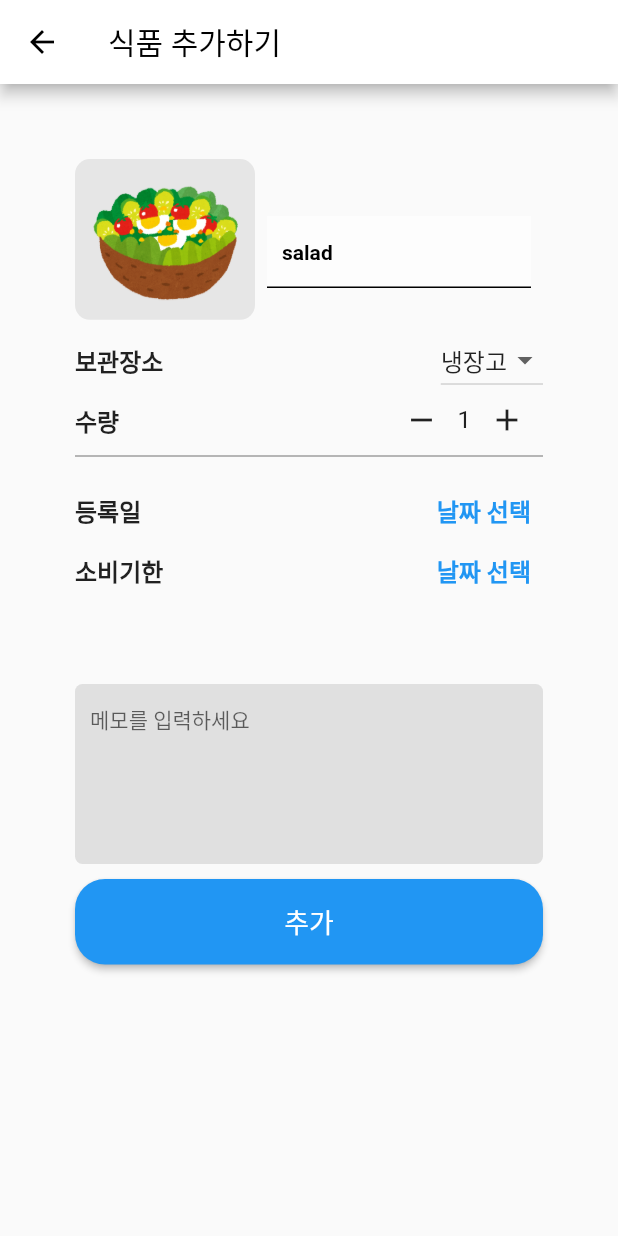
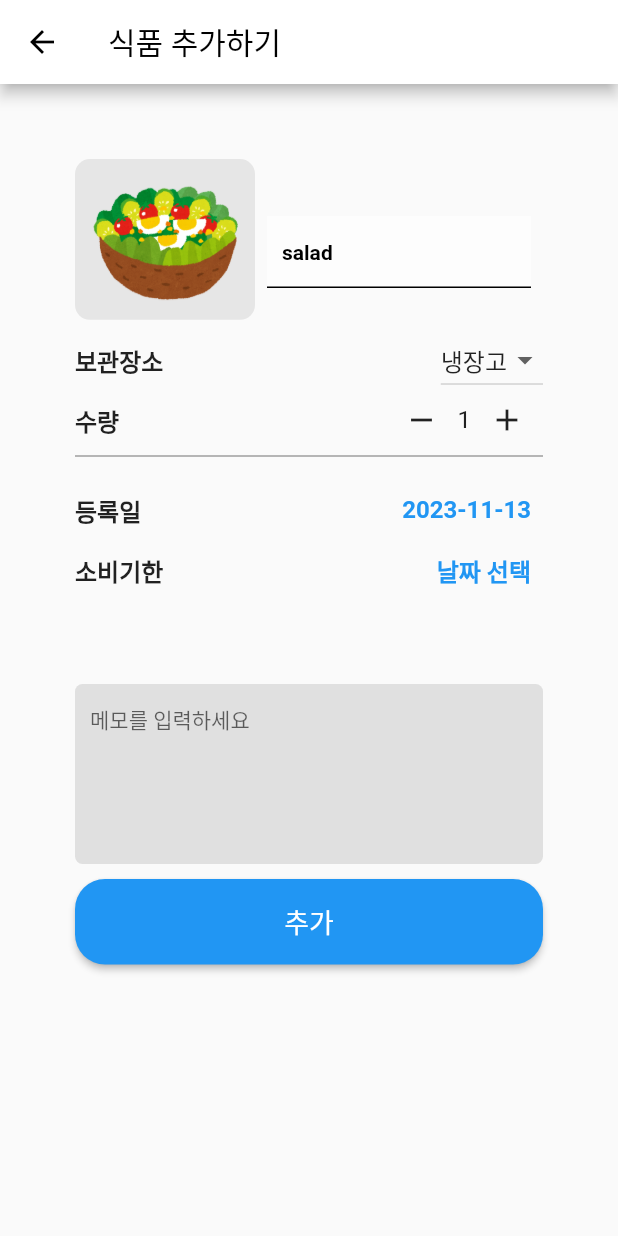
Before and after one commit to kitOpensourceTeam3/front, a Flutter app: the AddFoodScreen screen opened directly, on a phone screen of 412 x 824 dp. Run offline on Flutter 3.47's test engine with Material 2 defaults, Android fonts, the phone set to English and light mode, and no system bars.

Commit message:
[ADD_FOOD] 등록일 디폴트값을 현재날짜로

```diff
--- a/lib/Add_Food.dart
+++ b/lib/Add_Food.dart
@@ -1,3 +1,5 @@
+// ignore_for_file: file_names
+
 import 'package:flutter/material.dart';
 import 'package:intl/intl.dart';
 
@@ -13,7 +15,7 @@ class _AddFoodScreenState extends State<AddFoodScreen> {
   String selectedStorage = '냉장고';
   final List<String> storageOptions = ['냉장고', '냉동고', '상온'];
   int quantity = 1;
-  DateTime? selectedDate;
+  DateTime selectedDate = DateTime.now();
   DateTime? expirationDate;
   TextEditingController noteController = TextEditingController();
 
@@ -164,11 +166,11 @@ class _AddFoodScreenState extends State<AddFoodScreen> {
   }
 
   Positioned buildDivider() {
-    return Positioned(
+    return const Positioned(
       top: 240,
       left: 50,
       right: 50,
-      child: const Divider(color: Colors.grey, thickness: 1),
+      child: Divider(color: Colors.grey, thickness: 1),
     );
   }
 
@@ -246,15 +248,15 @@ class _AddFoodScreenState extends State<AddFoodScreen> {
       right: 50,
       child: ElevatedButton(
         onPressed: () {},
-        child: const Text('추가'),
         style: ElevatedButton.styleFrom(
-          primary: Colors.blue,
+          backgroundColor: Colors.blue,
           padding: const EdgeInsets.symmetric(vertical: 15.0),
           textStyle: const TextStyle(fontSize: 18),
           shape: RoundedRectangleBorder(
             borderRadius: BorderRadius.circular(20.0),
           ),
         ),
+        child: const Text('추가'),
       ),
     );
   }
```
